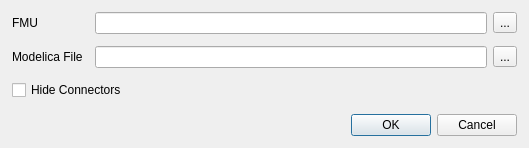
This is modelica_fmi/src/modelica_fmi/gui/forms/ImportDialog.ui in modelica/Modelica-FMI as Qt 5 draws it before an edit. The edited form follows.
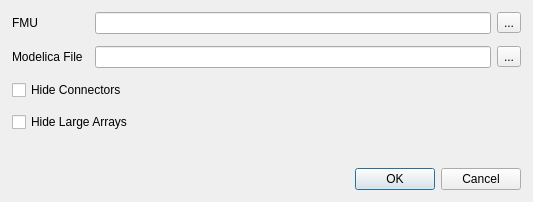
This is the edited form. Icons and pictures are not drawn.

Commit message:
Add --hide-large-arrays option
fixes #39

```diff
--- a/modelica_fmi/src/modelica_fmi/gui/forms/ImportDialog.ui
+++ b/modelica_fmi/src/modelica_fmi/gui/forms/ImportDialog.ui
@@ -6,8 +6,8 @@
    <rect>
     <x>0</x>
     <y>0</y>
-    <width>529</width>
-    <height>148</height>
+    <width>533</width>
+    <height>202</height>
    </rect>
   </property>
   <property name="windowTitle">
@@ -33,23 +33,6 @@
    <property name="spacing">
     <number>12</number>
    </property>
-   <item row="0" column="0">
-    <widget class="QLabel" name="label">
-     <property name="text">
-      <string>FMU</string>
-     </property>
-    </widget>
-   </item>
-   <item row="4" column="0" colspan="2">
-    <widget class="QDialogButtonBox" name="buttonBox">
-     <property name="orientation">
-      <enum>Qt::Orientation::Horizontal</enum>
-     </property>
-     <property name="standardButtons">
-      <set>QDialogButtonBox::StandardButton::Cancel|QDialogButtonBox::StandardButton::Ok</set>
-     </property>
-    </widget>
-   </item>
    <item row="1" column="0">
     <widget class="QLabel" name="mo">
      <property name="text">
@@ -113,7 +96,14 @@
      </layout>
     </widget>
    </item>
-   <item row="3" column="0">
+   <item row="0" column="0">
+    <widget class="QLabel" name="label">
+     <property name="text">
+      <string>FMU</string>
+     </property>
+    </widget>
+   </item>
+   <item row="4" column="0">
     <spacer name="verticalSpacer">
      <property name="orientation">
       <enum>Qt::Orientation::Vertical</enum>
@@ -133,6 +123,23 @@
      </property>
     </widget>
    </item>
+   <item row="6" column="0" colspan="2">
+    <widget class="QDialogButtonBox" name="buttonBox">
+     <property name="orientation">
+      <enum>Qt::Orientation::Horizontal</enum>
+     </property>
+     <property name="standardButtons">
+      <set>QDialogButtonBox::StandardButton::Cancel|QDialogButtonBox::StandardButton::Ok</set>
+     </property>
+    </widget>
+   </item>
+   <item row="3" column="0" colspan="2">
+    <widget class="QCheckBox" name="hideLargeArraysCheckBox">
+     <property name="text">
+      <string>Hide Large Arrays</string>
+     </property>
+    </widget>
+   </item>
   </layout>
  </widget>
  <resources>
```
Left out of the diff: 56 changed lines with no effect on the pictures. The commit also changes 7 other files.
